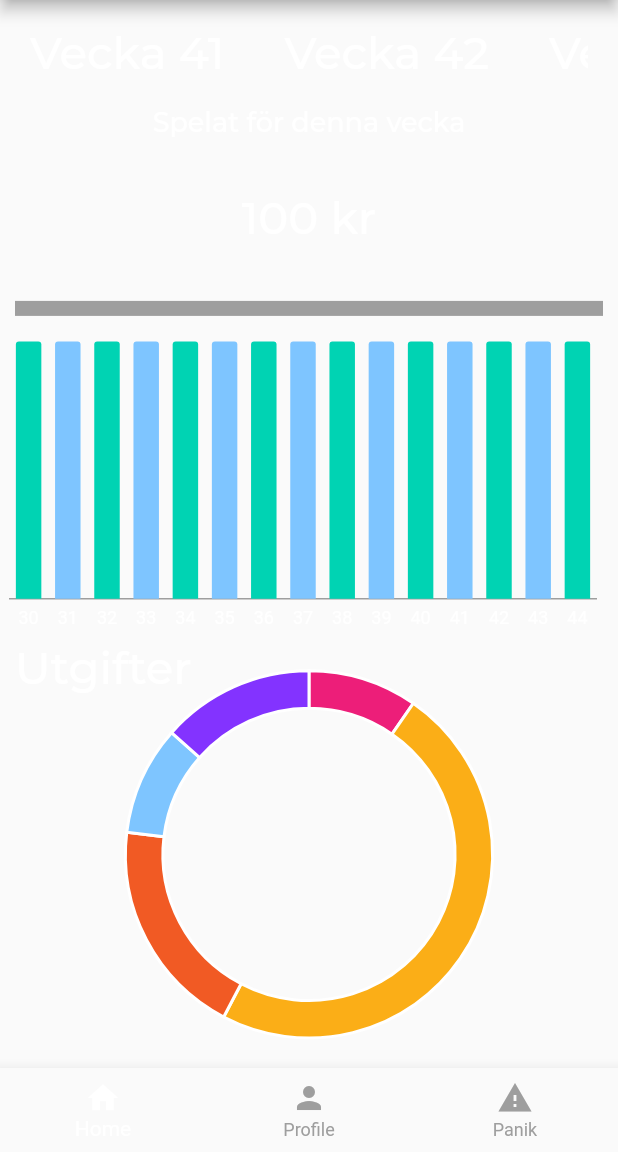
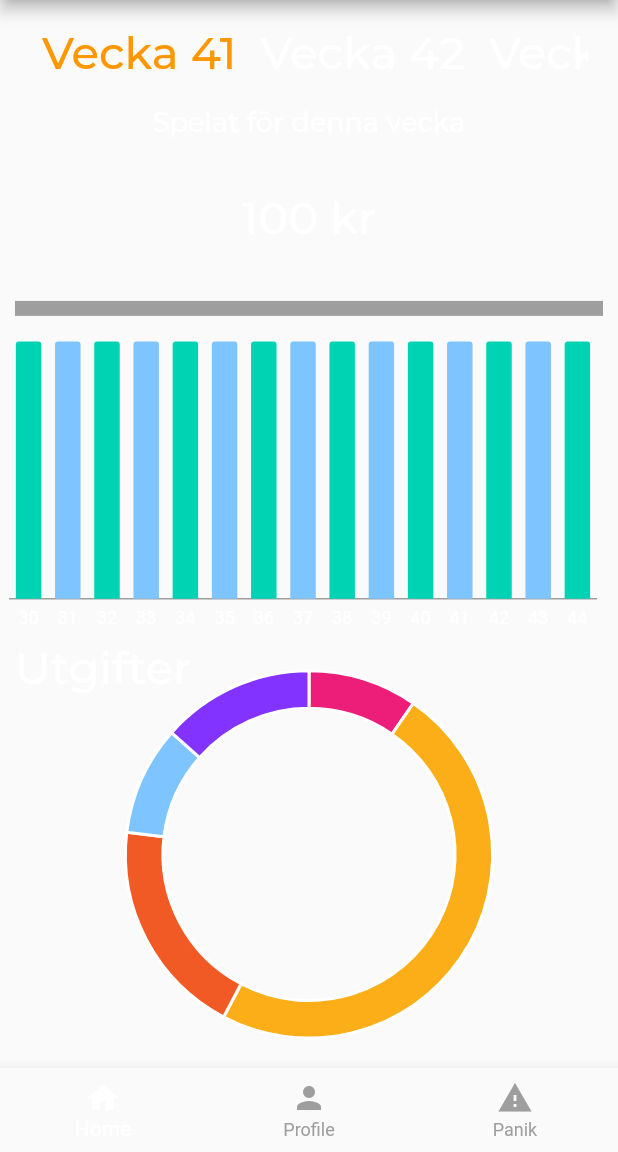
Before and after one commit to juliusolson/rena, a Flutter app: the screen it shows after launch, on a phone screen of 412 x 824 dp, the part 84-1236 px from its top. Run offline on Flutter 3.47's test engine with Material 2 defaults, Android fonts, the phone set to English and light mode, and no system bars; our stand-ins replace charts_flutter; project files that could hold a hidden picture were left out.

Commit message:
Added paginated selectable scroll

```diff
--- /dev/null
+++ b/lib/screens/home/components/horizontalScrollSelector.dart
@@ -0,0 +1,41 @@
+import 'package:flutter/material.dart';
+
+class HorizontalScrollSelector extends StatefulWidget {
+  List<String> elements;
+  HorizontalScrollSelector(this.elements);
+  @override
+  _HorizontalScrollSelectorState createState() =>
+      _HorizontalScrollSelectorState();
+}
+
+class _HorizontalScrollSelectorState extends State<HorizontalScrollSelector> {
+  int _selectedIndex = 0;
+  @override
+  Widget build(BuildContext context) {
+    TextStyle themeActive = Theme.of(context).textTheme.bodyText1;
+    TextStyle themeNotActive =
+        themeActive.copyWith(color: Theme.of(context).accentColor);
+    return ListView.builder(
+      physics: PageScrollPhysics(),
+      itemCount: widget.elements.length,
+      itemBuilder: (BuildContext ctx, int index) {
+        return Center(
+            child: Container(
+                child: TextButton(
+                    child: Text(widget.elements[index],
+                        style: (this._selectedIndex != index)
+                            ? themeActive
+                            : themeNotActive),
+                    onPressed: () => _selected(index))));
+      },
+      scrollDirection: Axis.horizontal,
+    );
+  }
+
+  void _selected(int index) {
+    setState(() {
+      _selectedIndex = index;
+    });
+    //debugPrint(widget.elements[index].toString() + " Have been selected");
+  }
+}
--- a/lib/screens/home/homeview.dart
+++ b/lib/screens/home/homeview.dart
@@ -1,4 +1,5 @@
 import 'package:flutter/material.dart';
+import 'package:rena/screens/home/components/horizontalScrollSelector.dart';
 import 'components/barchart.dart';
 import 'components/piechart.dart';
 
@@ -6,9 +7,9 @@ const List<String> weeks = [
   "Vecka 41",
   "Vecka 42",
   "Vecka 43",
-  "Vecka 41",
-  "Vecka 42",
-  "Vecka 43"
+  "Vecka 44",
+  "Vecka 45",
+  "Vecka 46"
 ];
 
 class HomeView extends StatelessWidget {
@@ -20,26 +21,10 @@ class HomeView extends StatelessWidget {
         child: Center(
       child: Column(children: <Widget>[
         Flexible(
-          flex: 1,
-          child: Container(
-            padding: EdgeInsets.only(left:20, right:20),
-            child: ListView.separated(
-              physics: BouncingScrollPhysics(),
-              itemCount: weeks.length,
-              separatorBuilder: (BuildContext ctx, int index) =>
-                  SizedBox(width: 40),
-              itemBuilder: (BuildContext ctx, int index) {
-                return Center(
-                    child: Container(
-                        child: Text(
-                  weeks[index],
-                  style: Theme.of(context).textTheme.bodyText1,
-                )));
-              },
-              scrollDirection: Axis.horizontal,
-            ),
-          ),
-        ),
+            flex: 1,
+            child: Container(
+                padding: EdgeInsets.only(left: 20, right: 20),
+                child: HorizontalScrollSelector(weeks))),
         Flexible(
           flex: 2,
           child: Container(
```
